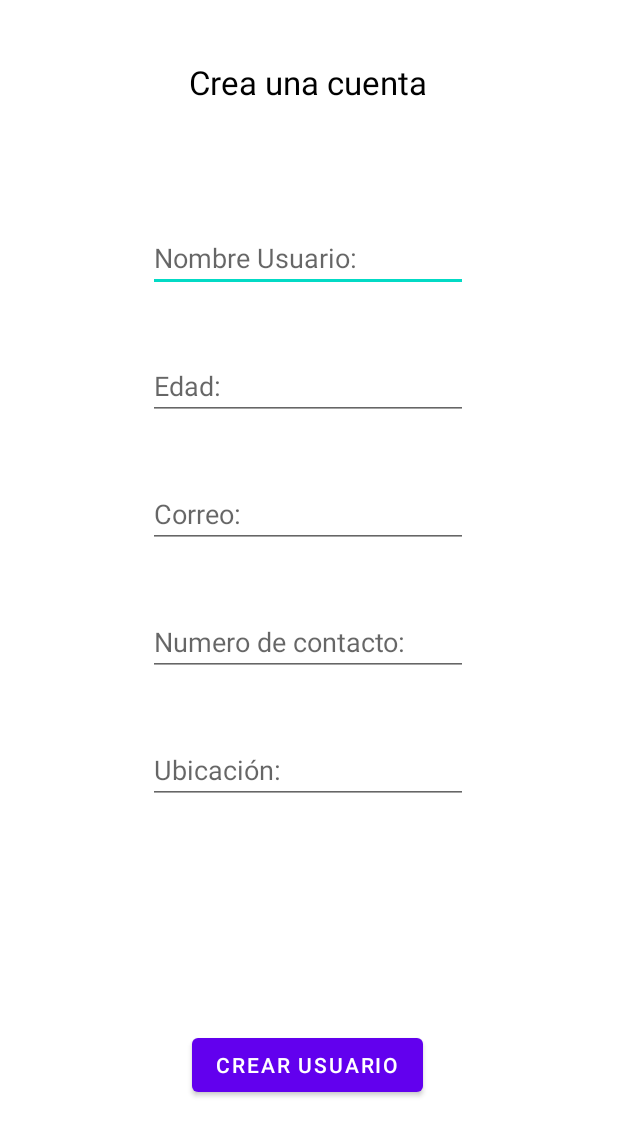
After one commit to joseDavidson/recycleit3, an Android app: the layout registrarusuario.xml on its own in the app's theme, with its tools: preview values and no code run, on a phone screen of 412 x 824 dp. The commit adds this screen. Shown: the top 1136 px of the screen. Run offline under Robolectric (Android 15) with nearby library versions, the phone set to English and light mode, and no system bars.

Commit message:
Layout Crear Usuario Listo.

```diff
--- a/app/src/main/java/com/example/recycleit/MainActivity.java
+++ b/app/src/main/java/com/example/recycleit/MainActivity.java
@@ -23,7 +23,8 @@
     private AlertDialog dialog;
     private Button btnIniciarSesion,btnAtrasReciclaje,
             btnNewSoli,btnAdelanteReciclaje,btnEntrarSesion,
-            btnRegistrarse,btnEntrarInvitado,btnDenunciarPunto;
+            btnRegistrarse,btnEntrarInvitado,btnDenunciarPunto
+            ,btnRegistrarUsuario;
     private ImageButton btnPorPunto,btnPorRecolector;
 
 
@@ -173,6 +174,7 @@
             }
         });
     }
+    //lanzarVistaLayout
     public void lanzarVistaRecolectores() {
         dialogBuilder = new AlertDialog.Builder(this);
         final View contactPopupView = getLayoutInflater().inflate(R.layout.listarecolectores, null);
@@ -206,6 +208,8 @@
             @Override
             public void onClick(View v) {
                 dialog.dismiss();
+                lanzarVistaRegistrar();
+
                 //Lanzar layout de registro
             }
         });
@@ -216,7 +220,27 @@
             }
         });
     }
+    public void lanzarVistaRegistrar() {
+        dialogBuilder = new AlertDialog.Builder(this);
+        final View contactPopupView = getLayoutInflater().inflate(R.layout.registrarusuario, null);
+        //Codigo layout popup
+        btnRegistrarUsuario = (Button) contactPopupView.findViewById(R.id.btnAddUser);
+        //Codigo layout popup
+        dialogBuilder.setView(contactPopupView);
+        dialog = dialogBuilder.create();
+        dialog.show();
+        //botones
+        btnRegistrarUsuario.setOnClickListener(new View.OnClickListener() {
+            @Override
+            public void onClick(View v) {
+                dialog.dismiss();
+                msn("Registrado");
+            }
 
+        });
+
+    }
+//Metodos
    public void reciclaje(View v){
         Toast.makeText(this, "Reciclaje", Toast.LENGTH_SHORT).show();
         BtnReciclaje();
--- a/app/src/main/res/layout/iniciarsesion.xml
+++ b/app/src/main/res/layout/iniciarsesion.xml
@@ -57,23 +57,23 @@
         android:id="@+id/ISbtnRegistrarse"
         android:layout_width="225dp"
         android:layout_height="44dp"
-        android:layout_marginTop="20dp"
+        android:layout_marginTop="36dp"
         android:text="Registrarse"
         app:layout_constraintEnd_toEndOf="@+id/ISbtnEntrar"
-        app:layout_constraintHorizontal_bias="0.507"
+        app:layout_constraintHorizontal_bias="0.461"
         app:layout_constraintStart_toStartOf="@+id/ISbtnEntrar"
         app:layout_constraintTop_toBottomOf="@+id/ISbtnEntrar" />
 
     <Button
         android:id="@+id/ISbtnEntrarComoInvitado"
-        android:layout_width="225dp"
-        android:layout_height="44dp"
+        android:layout_width="243dp"
+        android:layout_height="50dp"
         android:layout_marginTop="20dp"
         android:layout_marginBottom="20dp"
         android:text="Entrar como invitado"
         app:layout_constraintBottom_toBottomOf="parent"
         app:layout_constraintEnd_toEndOf="@+id/ISbtnRegistrarse"
-        app:layout_constraintHorizontal_bias="1.0"
         app:layout_constraintStart_toStartOf="@+id/ISbtnRegistrarse"
-        app:layout_constraintTop_toBottomOf="@+id/ISbtnRegistrarse" />
+        app:layout_constraintTop_toBottomOf="@+id/ISbtnRegistrarse"
+        app:layout_constraintVertical_bias="0.495" />
 </androidx.constraintlayout.widget.ConstraintLayout>
--- /dev/null
+++ b/app/src/main/res/layout/registrarusuario.xml
@@ -0,0 +1,99 @@
+<?xml version="1.0" encoding="utf-8"?>
+<androidx.constraintlayout.widget.ConstraintLayout xmlns:android="http://schemas.android.com/apk/res/android"
+    xmlns:app="http://schemas.android.com/apk/res-auto"
+    xmlns:tools="http://schemas.android.com/tools"
+    android:layout_width="match_parent"
+    android:layout_height="match_parent">
+
+    <TextView
+        android:id="@+id/textView9"
+        android:layout_width="wrap_content"
+        android:layout_height="wrap_content"
+        android:layout_marginStart="176dp"
+        android:layout_marginLeft="176dp"
+        android:layout_marginTop="40dp"
+        android:layout_marginEnd="177dp"
+        android:layout_marginRight="177dp"
+        android:text="@string/txtcreacuenta"
+        android:textColor="#000000"
+        android:textSize="22sp"
+        app:layout_constraintEnd_toEndOf="parent"
+        app:layout_constraintStart_toStartOf="parent"
+        app:layout_constraintTop_toTopOf="parent" />
+
+    <EditText
+        android:id="@+id/etxtNombre"
+        android:layout_width="wrap_content"
+        android:layout_height="wrap_content"
+        android:layout_marginTop="80dp"
+        android:ems="10"
+        android:hint="@string/etxtnombre"
+        android:inputType="textPersonName"
+        app:layout_constraintEnd_toEndOf="@+id/textView9"
+        app:layout_constraintStart_toStartOf="@+id/textView9"
+        app:layout_constraintTop_toBottomOf="@+id/textView9" />
+
+    <EditText
+        android:id="@+id/etxtApellido"
+        android:layout_width="wrap_content"
+        android:layout_height="wrap_content"
+        android:layout_marginTop="40dp"
+        android:ems="10"
+        android:hint="@string/etxtedad"
+        android:inputType="textPersonName"
+        app:layout_constraintEnd_toEndOf="@+id/etxtNombre"
+        app:layout_constraintHorizontal_bias="0.0"
+        app:layout_constraintStart_toStartOf="@+id/etxtNombre"
+        app:layout_constraintTop_toBottomOf="@+id/etxtNombre" />
+
+    <EditText
+        android:id="@+id/etxtCorreo"
+        android:layout_width="wrap_content"
+        android:layout_height="wrap_content"
+        android:layout_marginTop="40dp"
+        android:ems="10"
+        android:hint="@string/etxtcorreo"
+        android:inputType="textPersonName"
+        app:layout_constraintEnd_toEndOf="@+id/etxtApellido"
+        app:layout_constraintStart_toStartOf="@+id/etxtApellido"
+        app:layout_constraintTop_toBottomOf="@+id/etxtApellido" />
+
+    <EditText
+        android:id="@+id/etxtNumeroT"
+        android:layout_width="wrap_content"
+        android:layout_height="wrap_content"
+        android:layout_marginTop="40dp"
+        android:ems="10"
+        android:hint="@string/etxtnumerocontacto"
+        android:inputType="textPersonName"
+        app:layout_constraintEnd_toEndOf="@+id/etxtCorreo"
+        app:layout_constraintHorizontal_bias="0.0"
+        app:layout_constraintStart_toStartOf="@+id/etxtCorreo"
+        app:layout_constraintTop_toBottomOf="@+id/etxtCorreo" />
+
+    <EditText
+        android:id="@+id/etxtUbicacion"
+        android:layout_width="wrap_content"
+        android:layout_height="wrap_content"
+        android:layout_marginTop="40dp"
+        android:ems="10"
+        android:hint="@string/etxtubicacion"
+        android:inputType="textPersonName"
+        app:layout_constraintEnd_toEndOf="@+id/etxtNumeroT"
+        app:layout_constraintHorizontal_bias="0.0"
+        app:layout_constraintStart_toStartOf="@+id/etxtNumeroT"
+        app:layout_constraintTop_toBottomOf="@+id/etxtNumeroT" />
+
+    <Button
+        android:id="@+id/btnAddUser"
+        android:layout_width="wrap_content"
+        android:layout_height="wrap_content"
+        android:layout_marginTop="80dp"
+        android:layout_marginBottom="20dp"
+        android:text="Crear Usuario"
+        app:layout_constraintBottom_toBottomOf="parent"
+        app:layout_constraintEnd_toEndOf="@+id/etxtUbicacion"
+        app:layout_constraintHorizontal_bias="0.491"
+        app:layout_constraintStart_toStartOf="@+id/etxtUbicacion"
+        app:layout_constraintTop_toBottomOf="@+id/etxtUbicacion" />
+</androidx.constraintlayout.widget.ConstraintLayout>
--- a/app/src/main/res/values/strings.xml
+++ b/app/src/main/res/values/strings.xml
@@ -39,7 +39,7 @@
     <string name="txtubicacion">Ubicación: . . .</string>
     <string name="txtcorreo">Correo: . . .</string>
     <string name="imgagregar">imgAgregar</string>
-    <string name="etxtnombre">Nombre:</string>
+    <string name="etxtnombre">Nombre Usuario:</string>
     <string name="etxtedad">Edad:</string>
     <string name="etxtnumerocontacto">Numero de contacto:</string>
     <string name="etxtcorreo">Correo:</string>
@@ -57,4 +57,5 @@
     <string name="etxtNombrePunto">Nombre del punto.</string>
     <string name="txtDenunciarPunto">Denuciar Punto</string>
     <string name="DejaTuMensaje">Deja tu mensaje.</string>
+    <string name="txtcreacuenta">Crea una cuenta</string>
 </resources>
```
